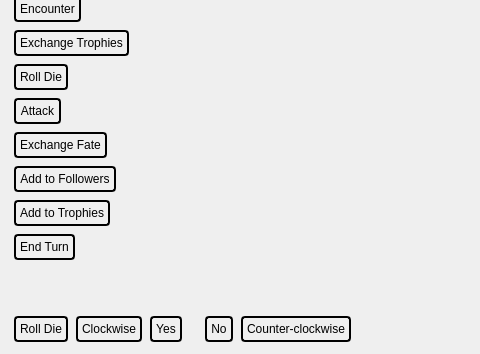
Before: the Qt Designer form TheBigWindow.ui in syzonin/TalismanQt, drawn with Qt 5; both pictures show x 0 to 480 and y 108 to 462 of the 800 by 600 pixel window.
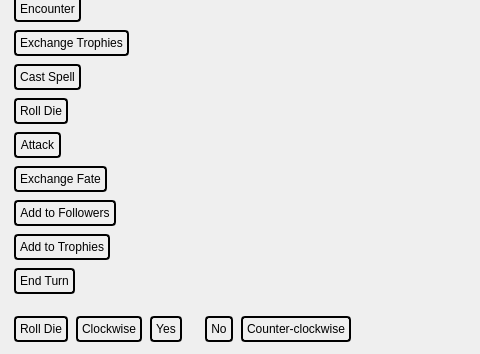
After: the same form once the commit is applied. Icons and pictures are not drawn.

Commit message: Added spells to layout and battle

Diff of the .ui file:
```diff
--- a/TheBigWindow.ui
+++ b/TheBigWindow.ui
@@ -492,7 +492,7 @@
      <x>10</x>
      <y>100</y>
      <width>131</width>
-     <height>231</height>
+     <height>299</height>
     </rect>
    </property>
    <layout class="QVBoxLayout" name="encounterPanel">
@@ -528,6 +528,19 @@
       </property>
      </widget>
     </item>
+    <item>
+     <widget class="QPushButton" name="btnCastSpell">
+      <property name="sizePolicy">
+       <sizepolicy hsizetype="Fixed" vsizetype="Fixed">
+        <horstretch>0</horstretch>
+        <verstretch>0</verstretch>
+       </sizepolicy>
+      </property>
+      <property name="text">
+       <string>Cast Spell</string>
+      </property>
+     </widget>
+    </item>
     <item>
      <widget class="QPushButton" name="btnRollEncounterDie">
       <property name="sizePolicy">
```
The commit also changes 41 other files.
